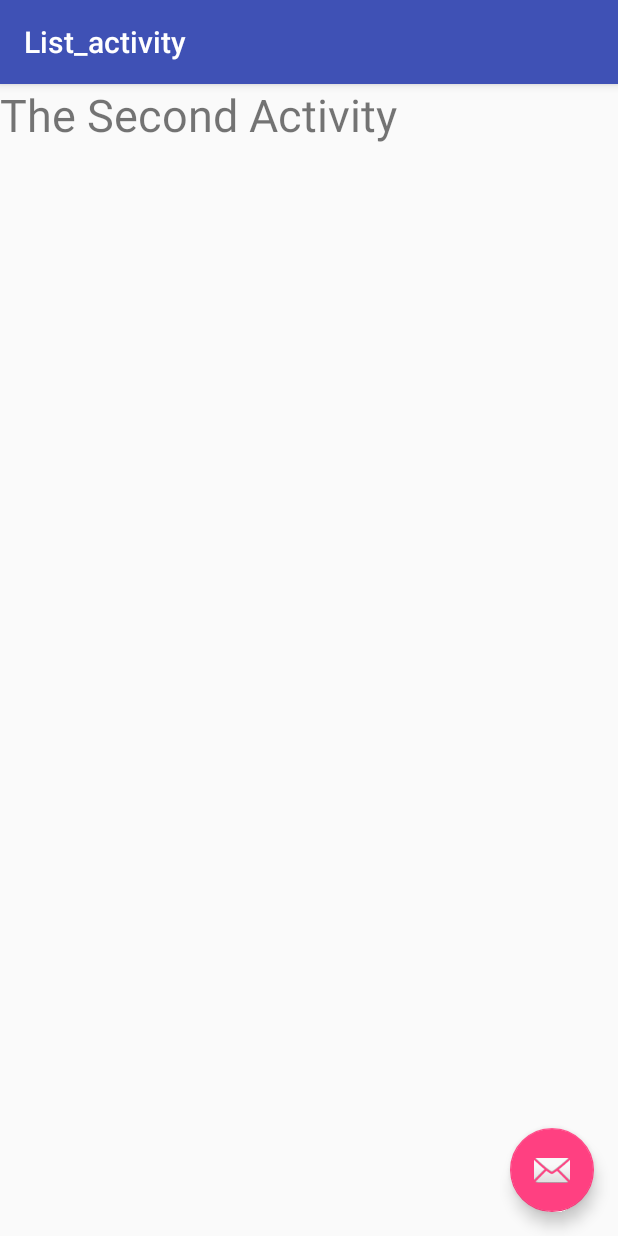
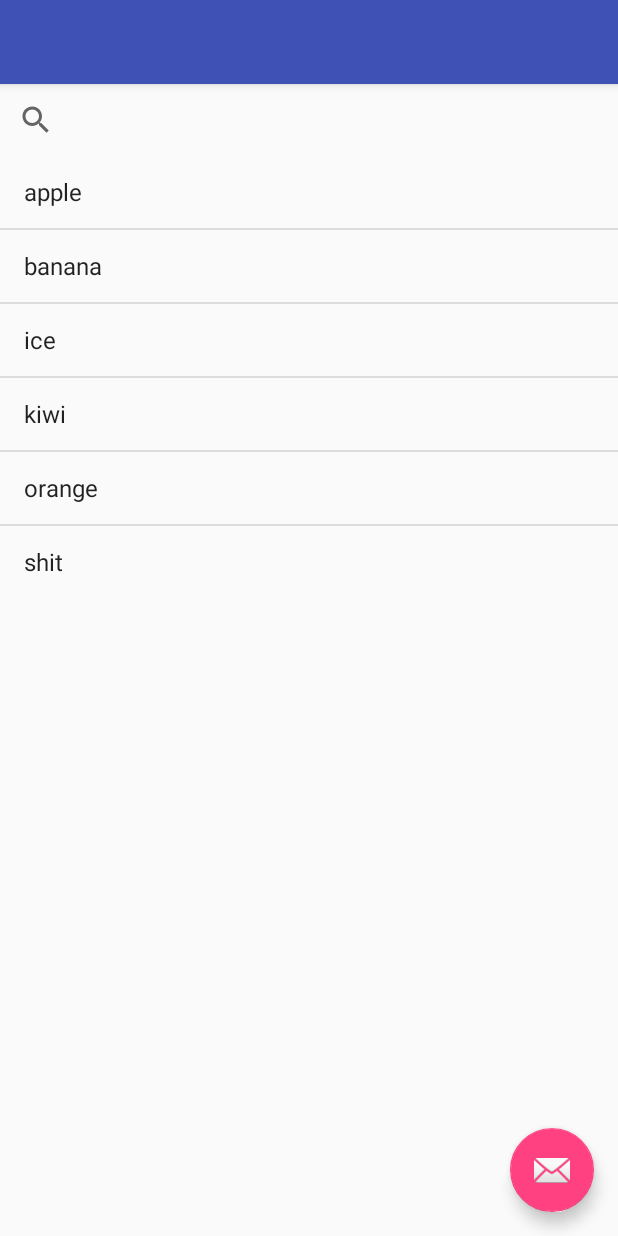
Before and after one commit to Veronica0617/CZ2006, an Android app: the List_activity screen opened directly, with no data from a screen before it, on a phone screen of 412 x 824 dp. Run offline under Robolectric (Android 15) with nearby library versions, the light colour scheme and no system bars.

Commit message:
A search activity added

```diff
--- a/app/src/main/java/com/example/se_project/List_activity.java
+++ b/app/src/main/java/com/example/se_project/List_activity.java
@@ -1,29 +1,64 @@
 package com.example.se_project;
 
 import android.os.Bundle;
-import android.support.design.widget.FloatingActionButton;
-import android.support.design.widget.Snackbar;
 import android.support.v7.app.AppCompatActivity;
-import android.support.v7.widget.Toolbar;
+import android.support.v7.widget.SearchView;
 import android.view.View;
+import android.widget.AdapterView;
+import android.widget.ArrayAdapter;
+import android.widget.ListView;
+import android.widget.Toast;
+
+import java.util.ArrayList;
 
 public class List_activity extends AppCompatActivity {
 
+    ArrayList<String> pharmacies = new ArrayList<String>();
+    ArrayAdapter<String> adapter;
+    ListView lv;
+    SearchView sv;
     @Override
     protected void onCreate(Bundle savedInstanceState) {
         super.onCreate(savedInstanceState);
         setContentView(R.layout.activity_list_activity);
-        Toolbar toolbar = (Toolbar) findViewById(R.id.toolbar);
-        setSupportActionBar(toolbar);
 
-        FloatingActionButton fab = (FloatingActionButton) findViewById(R.id.fab);
-        fab.setOnClickListener(new View.OnClickListener() {
+        lv=(ListView)findViewById(R.id.lv);
+        sv=(SearchView)findViewById(R.id.sv);
+
+        fillData();
+
+        adapter=new ArrayAdapter<>(this,android.R.layout.simple_list_item_1,pharmacies);
+        lv.setAdapter(adapter);
+
+        sv.setOnQueryTextListener(new SearchView.OnQueryTextListener() {
             @Override
-            public void onClick(View view) {
-                Snackbar.make(view, "Replace with your own action", Snackbar.LENGTH_LONG)
-                        .setAction("Action", null).show();
+            public boolean onQueryTextSubmit(String query) {
+                return false;
+            }
+
+            @Override
+            public boolean onQueryTextChange(String newText) {
+                adapter.getFilter().filter(newText);
+                return false;
+            }
+        });
+        lv.setOnItemClickListener(new AdapterView.OnItemClickListener() {
+            @Override
+            public void onItemClick(AdapterView<?> parent, View view, int position, long id) {
+                Toast.makeText(List_activity.this, adapter.getItem(position),Toast.LENGTH_SHORT).show();
             }
         });
     }
 
+    private void fillData()
+    {
+
+        pharmacies.add("apple");
+        pharmacies.add("banana");
+        pharmacies.add("ice");
+        pharmacies.add("kiwi");
+        pharmacies.add("orange");
+        pharmacies.add("shit");
+    }
+
 }
--- a/app/src/main/java/com/example/se_project/MainActivity.java
+++ b/app/src/main/java/com/example/se_project/MainActivity.java
@@ -104,4 +104,8 @@ public class MainActivity extends AppCompatActivity implements AsynTaskListener,
             Toast.makeText(this, ex.getMessage(), Toast.LENGTH_SHORT).show();
         }
     }
+
+    public String getList(int i) {
+        return pm25_list.get(i).getName();
+    }
 }
--- a/app/src/main/java/com/example/se_project/Pharmacy.java
+++ /dev/null
@@ -1,5 +0,0 @@
-package com.example.se_project;
-
-public class Pharmacy extends Item {
-    public Pharmacy(){}
-}
--- a/app/src/main/res/layout/content_list_activity.xml
+++ b/app/src/main/res/layout/content_list_activity.xml
@@ -8,14 +8,19 @@
     tools:context=".List_activity"
     tools:showIn="@layout/activity_list_activity">
 
-    <TextView
-        android:text="The Second Activity"
-        android:id="@+id/textView"
-        app:layout_anchor="@+id/include"
-        app:layout_anchorGravity="center_vertical|left"
-        android:layout_gravity="center_vertical|right"
-        android:layout_height="42dp"
+    <LinearLayout
+        android:orientation="vertical"
         android:layout_width="match_parent"
-        android:textSize="30sp" />
+        android:layout_height="wrap_content">
+        <android.support.v7.widget.SearchView
+            android:id="@+id/sv"
+            android:layout_width="match_parent"
+            android:layout_height="wrap_content"/>
+        <ListView
+            android:id="@+id/lv"
+            android:layout_width="match_parent"
+            android:layout_height="wrap_content"></ListView>
+
+    </LinearLayout>
 
 </android.support.constraint.ConstraintLayout>
```
